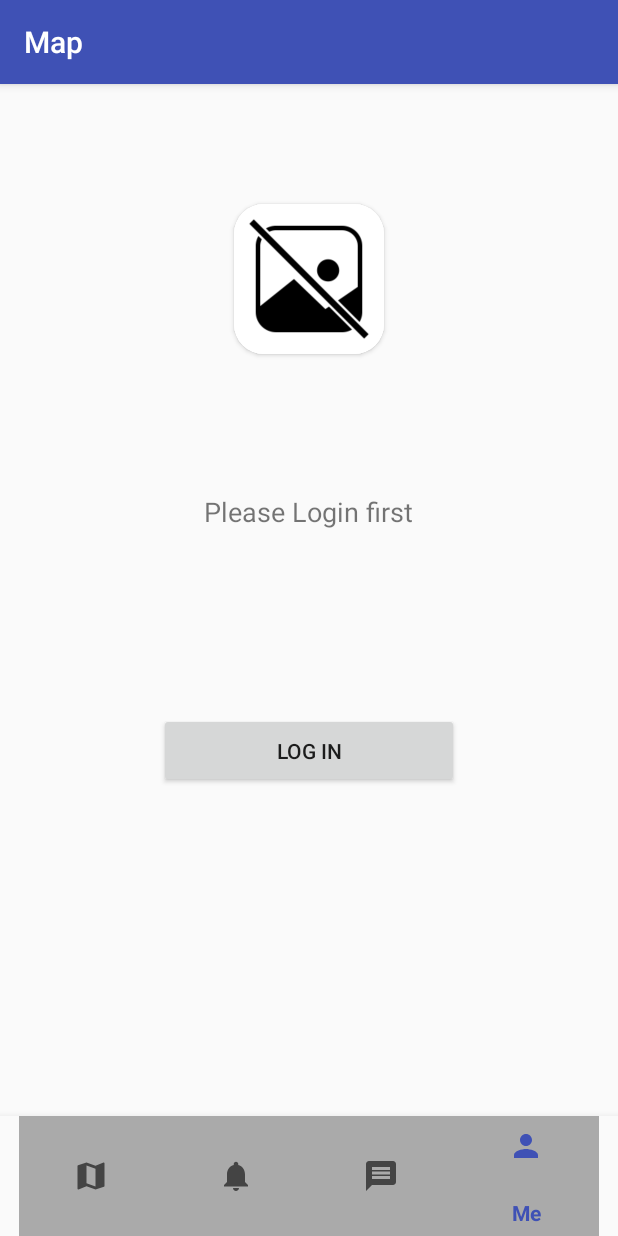
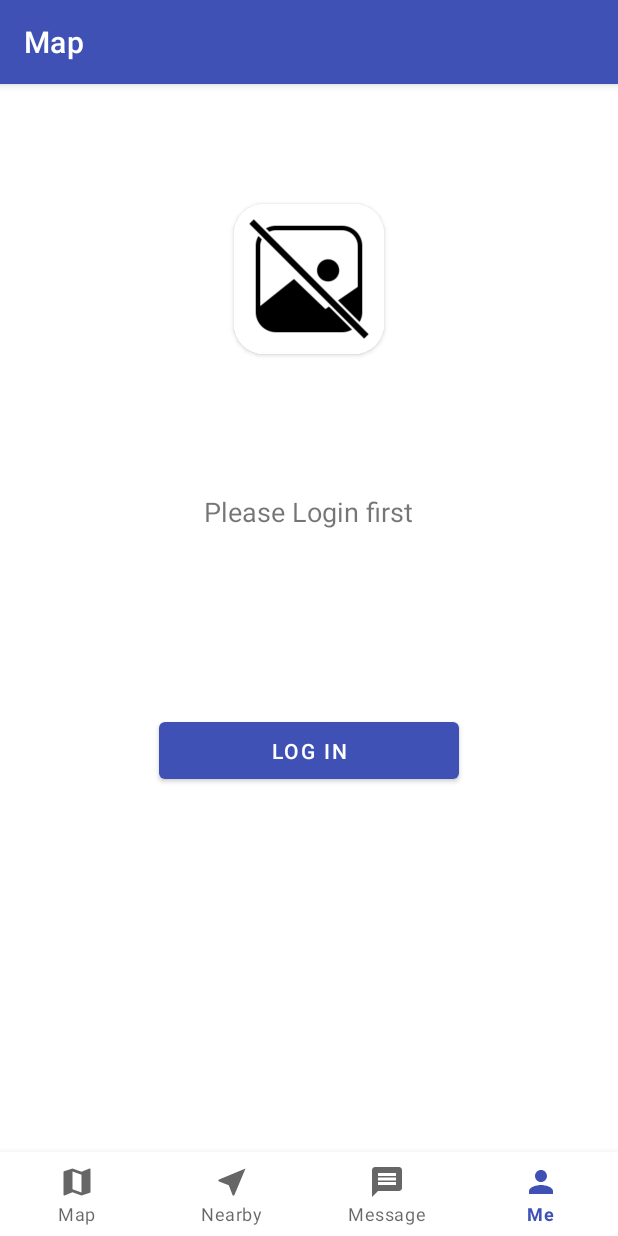
Before and after one commit to richarduuz/lost-and-found, an Android app: the screen it shows after launch (MainActivity), item 4 of the bottom bar chosen, on a phone screen of 412 x 824 dp. Run offline under Robolectric (Android 15) with nearby library versions, the phone set to English and light mode, and no system bars; our stand-ins replace ButterKnife, Firebase (no records; nobody signed in at launch, a user with empty details on screens opened directly), Picasso; libraries missing offline, so code that uses them is left out: com.google.gson.internal; pictures from the network do not load; 1 statement that could not run was skipped.

Commit message:
UI update

```diff
--- a/app/build.gradle
+++ b/app/build.gradle
@@ -47,6 +47,7 @@ dependencies {
     androidTestImplementation 'androidx.test.espresso:espresso-core:3.2.0'
     implementation 'com.android.support:multidex:1.0.3'
     implementation 'com.squareup.picasso:picasso:2.5.2'
+    implementation 'com.google.android.material:material:1.1.0-alpha07'
 
     implementation 'com.jakewharton:butterknife:10.1.0'
     annotationProcessor 'com.jakewharton:butterknife-compiler:10.1.0'
--- a/app/src/main/java/com/example/maptest/MainActivity.java
+++ b/app/src/main/java/com/example/maptest/MainActivity.java
@@ -89,7 +89,7 @@ public class MainActivity extends AppCompatActivity {
                     viewPager.setCurrentItem(0);
                     return true;
                 }
-                case R.id.navigation_list:{
+                case R.id.navigation_nearby:{
                     viewPager.setCurrentItem(1);
                     return true;
                 }
--- /dev/null
+++ b/app/src/main/res/drawable/ic_nearby_black_24dp.xml
@@ -0,0 +1,9 @@
+<vector xmlns:android="http://schemas.android.com/apk/res/android"
+        android:width="24dp"
+        android:height="24dp"
+        android:viewportWidth="24.0"
+        android:viewportHeight="24.0">
+    <path
+        android:fillColor="#FF000000"
+        android:pathData="M21,3L3,10.53v0.98l6.84,2.65L12.48,21h0.98L21,3z"/>
+</vector>
--- a/app/src/main/res/layout/activity_main.xml
+++ b/app/src/main/res/layout/activity_main.xml
@@ -15,15 +15,17 @@
 
     </androidx.viewpager.widget.ViewPager>
 
-
     <com.google.android.material.bottomnavigation.BottomNavigationView
         android:id="@+id/bottom_menu"
         android:layout_width="match_parent"
-        android:layout_height="80dp"
-        android:layout_alignParentBottom='true'
+        android:layout_height="wrap_content"
+        android:layout_marginStart="0dp"
+        android:layout_marginEnd="0dp"
         android:background="?android:attr/windowBackground"
-
-        app:itemBackground="@android:color/darker_gray"
+        app:labelVisibilityMode="labeled"
+        app:layout_constraintBottom_toBottomOf="parent"
+        app:layout_constraintLeft_toLeftOf="parent"
+        app:layout_constraintRight_toRightOf="parent"
         app:menu="@menu/bottom_nav_menu" />
 
 </LinearLayout>
--- a/app/src/main/res/menu/bottom_nav_menu.xml
+++ b/app/src/main/res/menu/bottom_nav_menu.xml
@@ -7,9 +7,9 @@
         android:title="@string/title_map" />
 
     <item
-        android:id="@+id/navigation_list"
-        android:icon="@drawable/ic_notifications_black_24dp"
-        android:title='@string/title_notification' />
+        android:id="@+id/navigation_nearby"
+        android:icon="@drawable/ic_nearby_black_24dp"
+        android:title='@string/title_nearby' />
 
     <item
         android:id="@+id/navigation_message"
--- a/app/src/main/res/values/colors.xml
+++ b/app/src/main/res/values/colors.xml
@@ -2,8 +2,8 @@
 <resources>
     <color name="colorPrimary">#3F51B5</color>
     <color name="colorPrimaryDark">#32408D</color>
-    <color name="colorAccent">#D81B60</color>
+    <color name="colorAccent">#32408D</color>
     <color name="colorBlue">#3F51B5</color>
     <color name="colorWhite">#FFFFFF</color>
-    <color name="searchBackgroud">#DBDBD3</color>
+    <color name="searchBackgroud">#FFFFFF</color>
 </resources>
--- a/app/src/main/res/values/strings.xml
+++ b/app/src/main/res/values/strings.xml
@@ -108,7 +108,7 @@
     <!-- TODO: Remove or change this placeholder text -->
     <string name="hello_blank_fragment">Hello blank fragment</string>
     <string name="title_map">Map</string>
-    <string name="title_notification">Notification</string>
+    <string name="title_nearby">Nearby</string>
     <string name="title_message">Message</string>
     <string name="title_me">Me</string>
 </resources>
--- a/app/src/main/res/values/styles.xml
+++ b/app/src/main/res/values/styles.xml
@@ -1,7 +1,8 @@
 <resources>
 
     <!-- Base application theme. -->
-    <style name="AppTheme" parent="Theme.AppCompat.Light.DarkActionBar">
+    <style name="AppTheme" parent="Theme.MaterialComponents.Light.DarkActionBar">
+        <!--<style name="AppTheme" parent="Theme.AppCompat.Light.NoActionBar">-->
         <!-- Customize your theme here. -->
         <item name="colorPrimary">@color/colorPrimary</item>
         <item name="colorPrimaryDark">@color/colorPrimaryDark</item>
```
Also changed, not shown: app/src/main/res/drawable/ic_search_black_24dp.xml (added, +9 -0 lines), app/src/main/res/layout/fragment_map.xml (+19 -8 lines).
